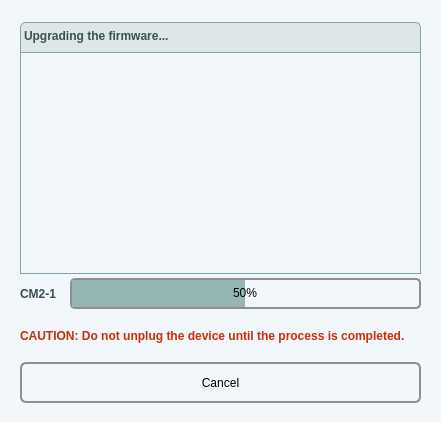
This is T3kUpgrade/dialog.ui in habilience/habilience-t3ksensor-tools as Qt 5 draws it before an edit. The edited form follows.
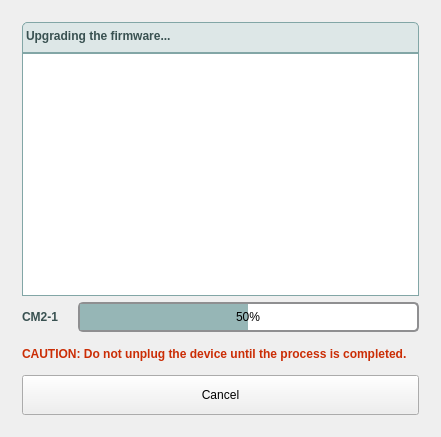
This is the edited form. The open tabs and pages were chosen to show the change. Icons and pictures are not drawn. Custom widgets are drawn as their Qt base class.

Patch:
```diff
--- a/T3kUpgrade/dialog.ui
+++ b/T3kUpgrade/dialog.ui
@@ -7,7 +7,7 @@
     <x>0</x>
     <y>0</y>
     <width>441</width>
-    <height>422</height>
+    <height>437</height>
    </rect>
   </property>
   <property name="sizePolicy">
@@ -19,24 +19,15 @@
   <property name="windowTitle">
    <string>T3k Firmware Upgrader</string>
   </property>
-  <property name="styleSheet">
-   <string notr="true">background-color: rgb(242, 247, 251);</string>
-  </property>
   <property name="locale">
    <locale language="English" country="UnitedStates"/>
   </property>
   <property name="sizeGripEnabled">
    <bool>false</bool>
   </property>
+  <layout class="QVBoxLayout" name="layoutBody">
+   <item>
   <widget class="QSlidingStackedWidget" name="stackedWidget">
-   <property name="geometry">
-    <rect>
-     <x>10</x>
-     <y>12</y>
-     <width>421</width>
-     <height>401</height>
-    </rect>
-   </property>
    <property name="frameShape">
     <enum>QFrame::NoFrame</enum>
    </property>
@@ -213,14 +204,19 @@
     <zorder>labelSensorInformation</zorder>
    </widget>
    <widget class="QWidget" name="pageProgress">
+      <layout class="QVBoxLayout" name="verticalLayout_3">
+       <item>
+        <layout class="QVBoxLayout" name="layoutUpgrade">
+         <property name="spacing">
+          <number>0</number>
+         </property>
+         <item>
     <widget class="QLabel" name="labelProgress">
-     <property name="geometry">
-      <rect>
-       <x>10</x>
-       <y>10</y>
-       <width>401</width>
+           <property name="minimumSize">
+            <size>
+             <width>0</width>
        <height>31</height>
-      </rect>
+            </size>
      </property>
      <property name="styleSheet">
       <string notr="true">QLabel {
@@ -242,83 +238,9 @@
       <set>Qt::AlignLeading|Qt::AlignLeft|Qt::AlignVCenter</set>
      </property>
     </widget>
-    <widget class="QProgressBar" name="progressBar">
-     <property name="geometry">
-      <rect>
-       <x>60</x>
-       <y>266</y>
-       <width>351</width>
-       <height>31</height>
-      </rect>
-     </property>
-     <property name="styleSheet">
-      <string notr="true">QProgressBar {
-     border: 2px solid #8f8f91;
-     border-radius: 5px;
- }
-
- QProgressBar::chunk {
-     background-color: rgb(150,182,182);
-     width: 1px;
- }</string>
-     </property>
-     <property name="value">
-      <number>50</number>
-     </property>
-     <property name="alignment">
-      <set>Qt::AlignCenter</set>
-     </property>
-     <property name="textVisible">
-      <bool>true</bool>
-     </property>
-     <property name="invertedAppearance">
-      <bool>false</bool>
-     </property>
-    </widget>
-    <widget class="QPushButton" name="pushButtonCancel">
-     <property name="geometry">
-      <rect>
-       <x>10</x>
-       <y>350</y>
-       <width>401</width>
-       <height>41</height>
-      </rect>
-     </property>
-     <property name="styleSheet">
-      <string notr="true"> QPushButton {
-     border: 2px solid #8f8f91;
-     border-radius: 6px;
-     background-color: qlineargradient(x1: 0, y1: 0, x2: 0, y2: 1,
-                                       stop: 0 #f6f7fa, stop: 1 #dadbde);
-     min-width: 80px;
- }
-
- QPushButton:pressed {
-     background-color: qlineargradient(x1: 0, y1: 0, x2: 0, y2: 1,
-                                       stop: 0 #dadbde, stop: 1 #f6f7fa);
- }
-
- QPushButton:flat {
-     border: none; /* no border for a flat push button */
- }
-
- QPushButton:default {
-     border-color: rgb(90, 129, 129); /* make the default button prominent */
- }</string>
-     </property>
-     <property name="text">
-      <string>Cancel</string>
-     </property>
-    </widget>
+         </item>
+         <item>
     <widget class="QListWidget" name="listWidget">
-     <property name="geometry">
-      <rect>
-       <x>10</x>
-       <y>40</y>
-       <width>401</width>
-       <height>222</height>
-      </rect>
-     </property>
      <property name="styleSheet">
       <string notr="true">QListWidget {
 border-color: #82A6A6;
@@ -383,14 +305,18 @@
       <enum>QAbstractItemView::NoSelection</enum>
      </property>
     </widget>
+         </item>
+        </layout>
+       </item>
+       <item>
+        <layout class="QHBoxLayout" name="layoutProgress">
+         <item>
     <widget class="QLabel" name="labelPart">
-     <property name="geometry">
-      <rect>
-       <x>10</x>
-       <y>266</y>
-       <width>41</width>
-       <height>31</height>
-      </rect>
+           <property name="minimumSize">
+            <size>
+             <width>50</width>
+             <height>0</height>
+            </size>
      </property>
      <property name="styleSheet">
       <string notr="true">QLabel {
@@ -402,14 +328,49 @@
       <string>CM2-1</string>
      </property>
     </widget>
+         </item>
+         <item>
+          <widget class="QProgressBar" name="progressBar">
+           <property name="minimumSize">
+            <size>
+             <width>0</width>
+             <height>30</height>
+            </size>
+           </property>
+           <property name="styleSheet">
+            <string notr="true">QProgressBar {
+     border: 2px solid #8f8f91;
+     border-radius: 5px;
+ }
+
+ QProgressBar::chunk {
+     background-color: rgb(150,182,182);
+     width: 1px;
+ }</string>
+           </property>
+           <property name="value">
+            <number>50</number>
+           </property>
+           <property name="alignment">
+            <set>Qt::AlignCenter</set>
+           </property>
+           <property name="textVisible">
+            <bool>true</bool>
+           </property>
+           <property name="invertedAppearance">
+            <bool>false</bool>
+           </property>
+          </widget>
+         </item>
+        </layout>
+       </item>
+       <item>
     <widget class="QLabel" name="labelMessage">
-     <property name="geometry">
-      <rect>
-       <x>10</x>
-       <y>308</y>
-       <width>401</width>
+         <property name="minimumSize">
+          <size>
+           <width>0</width>
        <height>31</height>
-      </rect>
+          </size>
      </property>
      <property name="styleSheet">
       <string notr="true">color: rgb(203, 45, 5); font-weight: bold;</string>
@@ -421,14 +382,25 @@
       <bool>true</bool>
      </property>
     </widget>
-    <zorder>progressBar</zorder>
-    <zorder>pushButtonCancel</zorder>
-    <zorder>labelProgress</zorder>
-    <zorder>listWidget</zorder>
-    <zorder>labelPart</zorder>
-    <zorder>labelMessage</zorder>
-   </widget>
-  </widget>
+       </item>
+       <item>
+        <widget class="QPushButton" name="pushButtonCancel">
+         <property name="minimumSize">
+          <size>
+           <width>84</width>
+           <height>40</height>
+          </size>
+         </property>
+         <property name="text">
+          <string>Cancel</string>
+         </property>
+        </widget>
+       </item>
+      </layout>
+     </widget>
+    </widget>
+   </item>
+  </layout>
  </widget>
  <layoutdefault spacing="6" margin="11"/>
  <customwidgets>
```
Left out of the diff: 209 changed lines with no effect on the pictures. Lines whose indentation alone changed are shown as unchanged.
